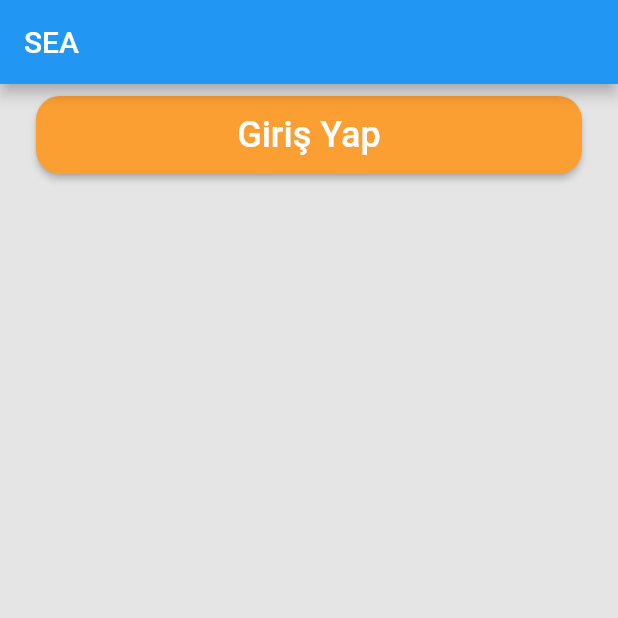
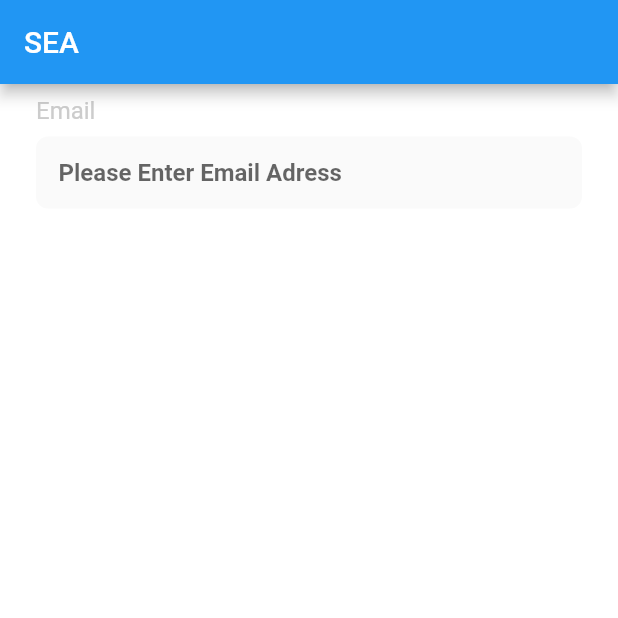
Before and after one commit to PandaBrains/PAN-DO, a Flutter app: the screen it shows after launch, on a phone screen of 412 x 824 dp, the top half of it. Run offline on Flutter 3.47's test engine with Material 2 defaults, Android fonts, the light colour scheme and no system bars; Roboto replaces fonts that are missing (INTER).

Commit message:
CustomForm Widget has been added.

```diff
--- a/lib/core/components/button/custom_button.dart
+++ b/lib/core/components/button/custom_button.dart
@@ -7,7 +7,7 @@ class CustomButton extends StatelessWidget {
   final String buttonName;
   final VoidCallback? onPressed;
 
-  const CustomButton({Key? key, required this.buttonName, this.onPressed})
+  const CustomButton({Key? key, required this.buttonName, required this.onPressed})
       : super(key: key);
 
   @override
@@ -15,12 +15,12 @@ class CustomButton extends StatelessWidget {
     return Container(
       width: double.infinity,
       height: 52,
-      padding: PaddingInsets.instance!.buttonPadding,
+      padding: PaddingInsets.instance!.formPadding,
       margin: EdgeInsets.symmetric(vertical: 8),
       child: ElevatedButton(
         onPressed: onPressed,
         child: CustomText(
-          data: 'Giriş Yap',
+          data: buttonName,
           fontSize: 24,
         ),
         style: ButtonStyle(
--- /dev/null
+++ b/lib/core/components/input/custom_form.dart
@@ -0,0 +1,91 @@
+import 'package:flutter/material.dart';
+import 'package:pan_do/core/components/text/custom_text.dart';
+import 'package:pan_do/core/init/theme/light/color_scheme_light.dart';
+import 'package:pan_do/core/init/theme/light/padding_insets.dart';
+
+class CustomForm extends StatefulWidget {
+  final String title;
+  final String hintText;
+  final bool isPassword;
+  final TextInputType? type;
+  final FormFieldValidator<String> validator;
+  final FormFieldSetter<String> onSaved;
+
+  const CustomForm({
+    Key? key,
+    required this.title,
+    required this.hintText,
+    this.type,
+    this.isPassword = false,
+    required this.validator,
+    required this.onSaved
+  }) : super(key: key);
+
+  @override
+  _CustomFormState createState() => _CustomFormState();
+}
+
+class _CustomFormState extends State<CustomForm> {
+  late String _title;
+  late String _hintText;
+  late bool _isPassword;
+  late TextInputType? _type;
+  late FormFieldValidator<String> _validator;
+  late FormFieldSetter<String> _onSaved;
+
+  @override
+  void initState() {
+    super.initState();
+    _title = widget.title;
+    _hintText = widget.hintText;
+    _isPassword = widget.isPassword;
+    _type = widget.type;
+    _validator = widget.validator;
+    _onSaved = widget.onSaved;
+  }
+
+  @override
+  Widget build(BuildContext context) {
+    return Container(
+      margin: EdgeInsets.symmetric(vertical: 8),
+      padding: PaddingInsets.instance!.formPadding,
+      child: Column(
+        crossAxisAlignment: CrossAxisAlignment.start,
+        children: [
+          CustomText(
+            data: _title,
+            color: ColorSchemeLight.instance!.darkGrey,
+            fontSize: 16,
+          ),
+          SizedBox(
+            height: 8,
+          ),
+          TextFormField(
+            cursorColor: Colors.black,
+            keyboardType: _type,
+            obscureText: _isPassword ? true : false,
+            onSaved: _onSaved,
+            validator: _validator,
+            decoration: InputDecoration(
+                border: InputBorder.none,
+                focusedBorder: UnderlineInputBorder(
+                    borderRadius: BorderRadius.circular(8.0),
+                    borderSide: BorderSide.none),
+                enabledBorder: UnderlineInputBorder(
+                    borderRadius: BorderRadius.circular(8.0),
+                    borderSide: BorderSide.none),
+                errorBorder: InputBorder.none,
+                disabledBorder: InputBorder.none,
+                contentPadding:
+                    EdgeInsets.only(left: 15, bottom: 11, top: 11, right: 15),
+                fillColor: ColorSchemeLight.instance!.alternativeGrey,
+                filled: true,
+                labelStyle: TextStyle(fontWeight: FontWeight.bold),
+                hintStyle: TextStyle(fontWeight: FontWeight.bold),
+                hintText: _hintText),
+          )
+        ],
+      ),
+    );
+  }
+}
--- a/lib/core/init/navigation/navigation_route.dart
+++ b/lib/core/init/navigation/navigation_route.dart
@@ -1,5 +1,6 @@
 import 'package:flutter/material.dart';
 import 'package:pan_do/core/components/button/custom_button.dart';
+import 'package:pan_do/core/components/input/custom_form.dart';
 import 'package:pan_do/core/components/text/custom_text.dart';
 import 'package:pan_do/core/constants/navigation/navigation_constants.dart';
 
@@ -19,10 +20,18 @@ class NavigationRoute {
               title: Text('SEA'),
             ),
             body: Container(
-              child: CustomButton(
-                buttonName: "Giriş Yap",
-                onPressed: () {},
-              ),
+              child: Column(
+                children: [
+                  CustomForm(
+                    title: 'Email',
+                    hintText: 'Please Enter Email Adress',
+                    type: TextInputType.text,
+                    validator: (value) => value,
+                    onSaved: (value) => value,
+                  ),
+
+                ],
+              )
             )));
 
       default:
--- a/lib/core/init/theme/app_theme_light.dart
+++ b/lib/core/init/theme/app_theme_light.dart
@@ -17,7 +17,7 @@ class AppThemeLight extends AppTheme with ILightTheme {
   ThemeData get theme => ThemeData(
         fontFamily: ApplicationConstants.FONT_FAMILY,
         colorScheme: _appColorScheme,
-        scaffoldBackgroundColor: colorSchemeLight!.grey,
+        scaffoldBackgroundColor: colorSchemeLight!.white,
       );
 
   ColorScheme get _appColorScheme {
--- a/lib/core/init/theme/light/color_scheme_light.dart
+++ b/lib/core/init/theme/light/color_scheme_light.dart
@@ -9,6 +9,7 @@ class ColorSchemeLight {
 
   ColorSchemeLight._init();
 
+  final Color alternativeGrey = Color(0xFFFAFAFA);
   final Color lightGrey = Color(0xFFDDDDDD);
   final Color grey = Color(0xFFE5E5E5);
   final Color darkGrey = Color(0xFFCCCCCC);
--- a/lib/core/init/theme/light/padding_insets.dart
+++ b/lib/core/init/theme/light/padding_insets.dart
@@ -11,5 +11,5 @@ class PaddingInsets {
   PaddingInsets._init();
 
   final lowPaddingAll = EdgeInsets.all(5);
-  final buttonPadding = EdgeInsets.symmetric(horizontal: 24, vertical: 0);
+  final formPadding = EdgeInsets.symmetric(horizontal: 24, vertical: 0);
 }
```
